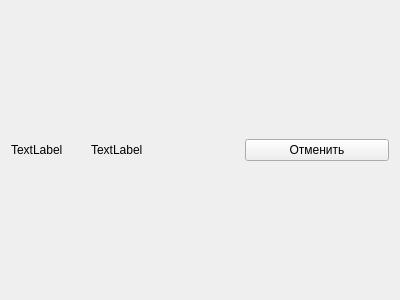
This is ui/outcomingrequestwidget.ui in Korostast/chat-database-project as Qt 5 draws it before an edit. The edited form follows.
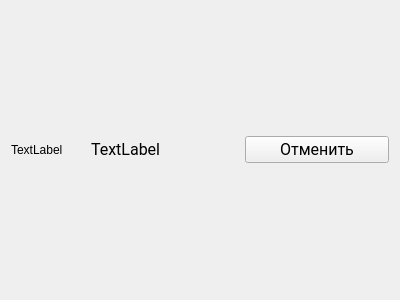
This is the edited form.

Commit message: Added style sheet. New fonts. New icons. Fixed bugs.

The edit to the form file:
```diff
--- a/ui/outcomingrequestwidget.ui
+++ b/ui/outcomingrequestwidget.ui
@@ -44,6 +44,12 @@
        <verstretch>0</verstretch>
       </sizepolicy>
      </property>
+     <property name="font">
+      <font>
+       <family>Roboto</family>
+       <pointsize>12</pointsize>
+      </font>
+     </property>
      <property name="text">
       <string>TextLabel</string>
      </property>
@@ -51,6 +57,12 @@
    </item>
    <item>
     <widget class="QPushButton" name="outcoming_request_remove">
+     <property name="font">
+      <font>
+       <family>Roboto</family>
+       <pointsize>12</pointsize>
+      </font>
+     </property>
      <property name="text">
       <string>Отменить</string>
      </property>
```
The commit also changes 22 other files.
